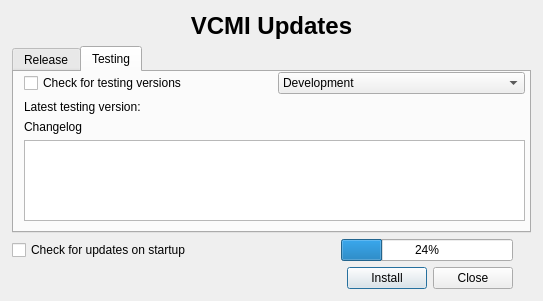
Old version of the form launcher/updatedialog_moc.ui in the repository GeorgeK1ng/vcmi.
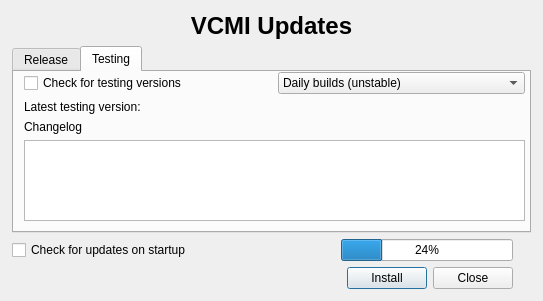
New version of the form.

Commit message: Address update dialog review feedback

```diff
--- a/launcher/updatedialog_moc.ui
+++ b/launcher/updatedialog_moc.ui
@@ -132,7 +132,7 @@
          <widget class="QComboBox" name="buildChannel">
           <item>
            <property name="text">
-            <string notr="true">Development</string>
+            <string>Daily builds (unstable)</string>
            </property>
           </item>
           <item>
```
Left out of the diff: 2 changed lines with no effect on the pictures. The commit also changes 1 other file.
